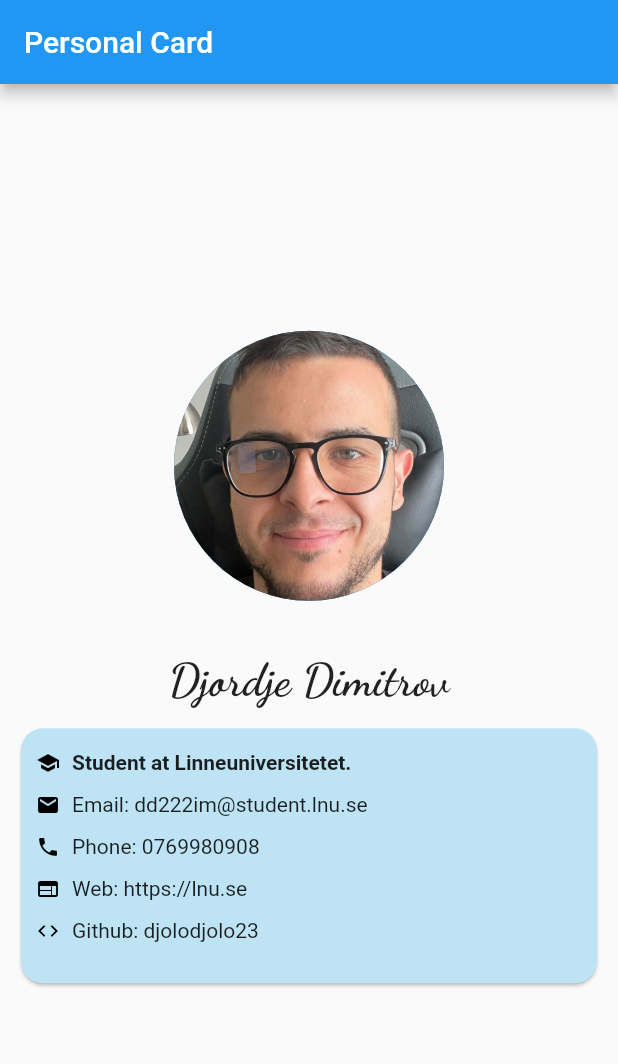
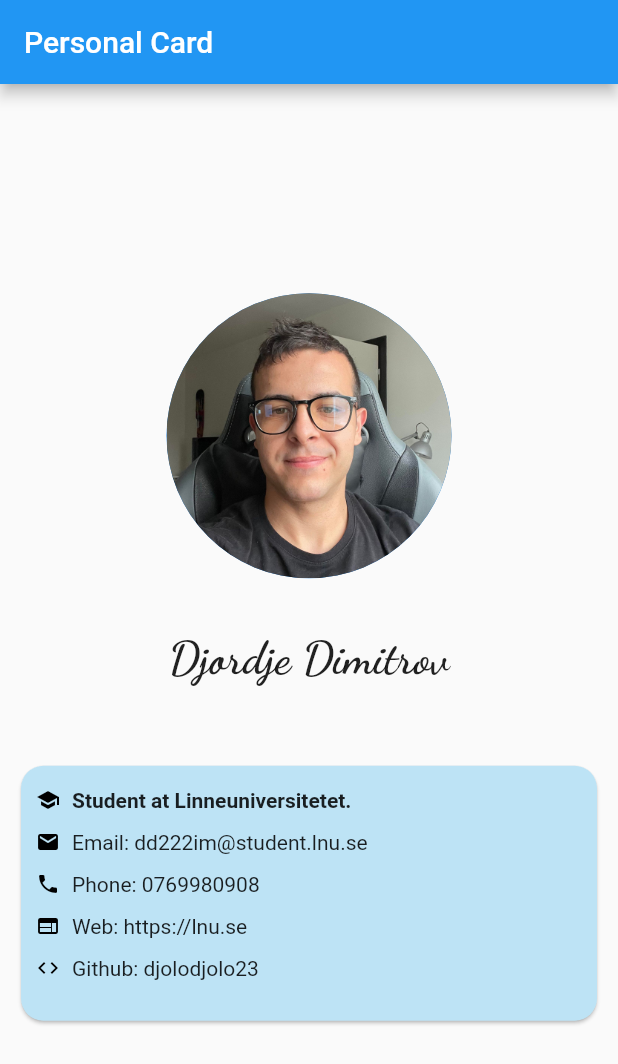
Before and after one commit to djolodjolo23/flutter_assignment_1, a Flutter app: the screen it shows after launch, on a phone screen of 412 x 824 dp. Shown: the top 1064 px of the screen. Run offline on Flutter 3.47's test engine with Material 2 defaults, Android fonts, the phone set to English and light mode, and no system bars; our stand-ins replace google_fonts.

Commit message:
Assignment 1 done.

```diff
--- a/lib/main.dart
+++ b/lib/main.dart
@@ -37,8 +37,8 @@ class LayoutPage extends StatelessWidget {
             crossAxisAlignment: CrossAxisAlignment.center,
             children: [
               const CircleAvatar(
-                backgroundImage: AssetImage('images/profile pic.png'),
-                radius: 90.0,
+                backgroundImage: AssetImage('images/pp.jpg'),
+                radius: 95.0,
               ),
               const SizedBox(height: 20.0),
               Padding(
@@ -52,7 +52,7 @@ class LayoutPage extends StatelessWidget {
                 ),
               ),
               Padding(
-                padding: const EdgeInsets.only(top: 10.0),
+                padding: const EdgeInsets.only(top: 50.0),
                 child: Card(
                   shape: RoundedRectangleBorder(
                     borderRadius: BorderRadius.circular(15.0),
--- a/pubspec.yaml
+++ b/pubspec.yaml
@@ -9,7 +9,7 @@ environment:
 flutter:
   uses-material-design: true
   assets:
-    - images/profile pic.png
+    - images/pp.jpg
 
 dependencies:
   flutter:
```
Also changed, not shown: images/pp.jpg (added), images/profile pic.png (deleted), pubspec.lock, 1 other file.
